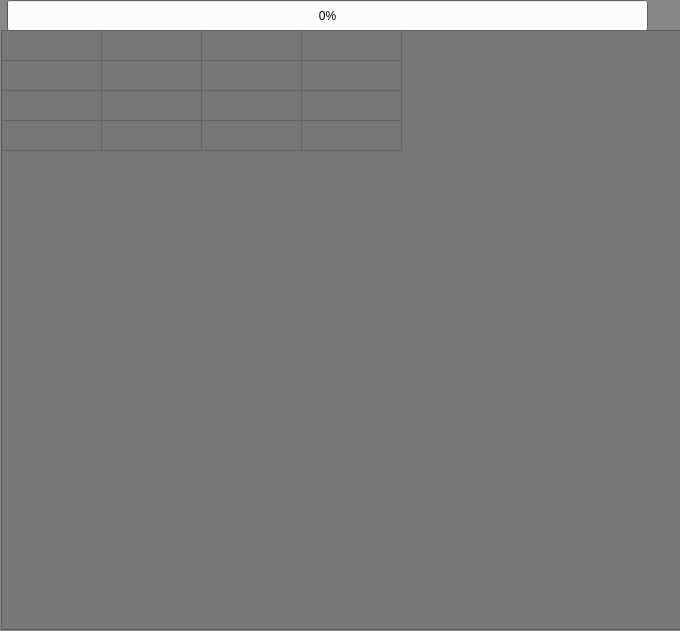
First picture: the form in frm/pdthumbsel.ui, repository johcarsmi/picdok, before the edit.
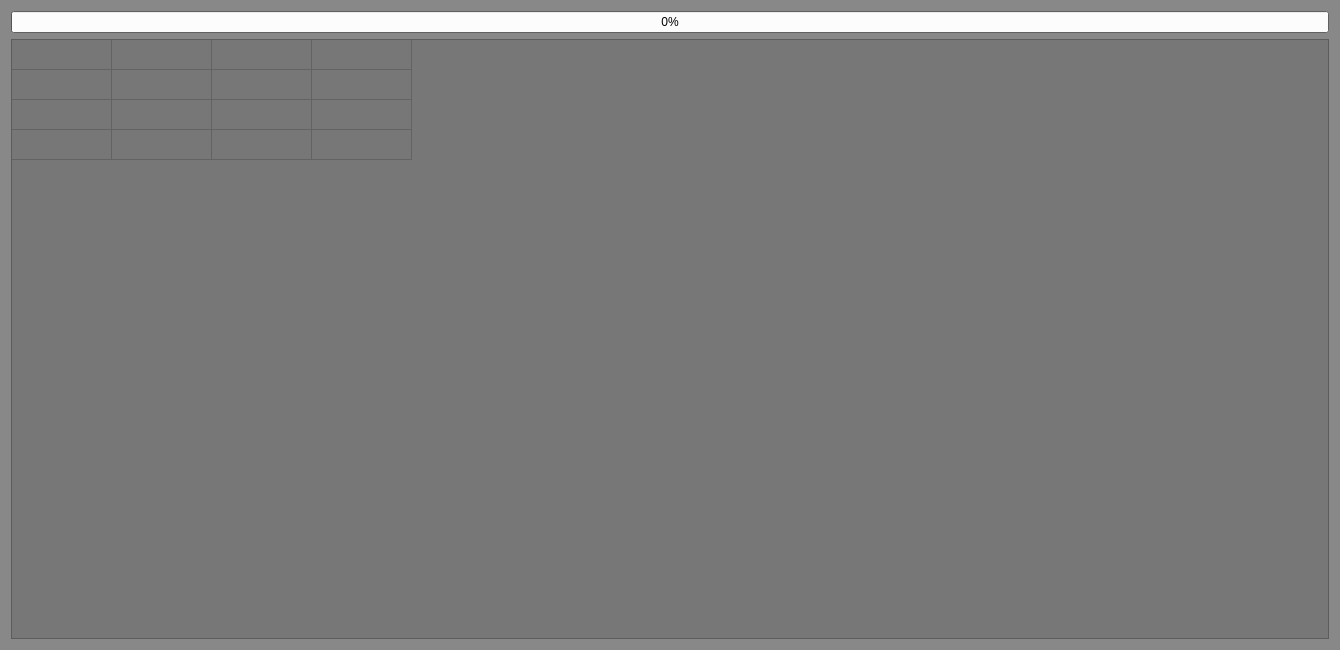
Second picture: the form after the edit.

Commit message: Version now 0.4.5. Code tidied. Browse form now has 8 columns

What changed in the file:
```diff
--- a/frm/pdthumbsel.ui
+++ b/frm/pdthumbsel.ui
@@ -6,8 +6,8 @@
    <rect>
     <x>0</x>
     <y>0</y>
-    <width>680</width>
-    <height>631</height>
+    <width>1340</width>
+    <height>650</height>
    </rect>
   </property>
   <property name="minimumSize">
@@ -83,15 +83,16 @@
   <property name="windowTitle">
    <string>Double-Click on thumbnail to Select Picture</string>
   </property>
+  <layout class="QVBoxLayout" name="verticalLayout">
+   <item>
+    <widget class="QProgressBar" name="barProg">
+     <property name="value">
+      <number>0</number>
+     </property>
+    </widget>
+   </item>
+   <item>
   <widget class="QTableWidget" name="tblThumbs">
-   <property name="geometry">
-    <rect>
-     <x>1</x>
-     <y>30</y>
-     <width>680</width>
-     <height>600</height>
-    </rect>
-   </property>
    <property name="minimumSize">
     <size>
      <width>680</width>
@@ -546,19 +547,8 @@
    <column/>
    <column/>
   </widget>
-  <widget class="QProgressBar" name="barProg">
-   <property name="geometry">
-    <rect>
-     <x>7</x>
-     <y>0</y>
-     <width>641</width>
-     <height>31</height>
-    </rect>
-   </property>
-   <property name="value">
-    <number>0</number>
-   </property>
-  </widget>
+   </item>
+  </layout>
  </widget>
  <resources/>
  <connections/>
```
Left out of the diff: 3 changed lines with no effect on the pictures. Lines whose indentation alone changed are shown as unchanged. The commit also changes 3 other files.
